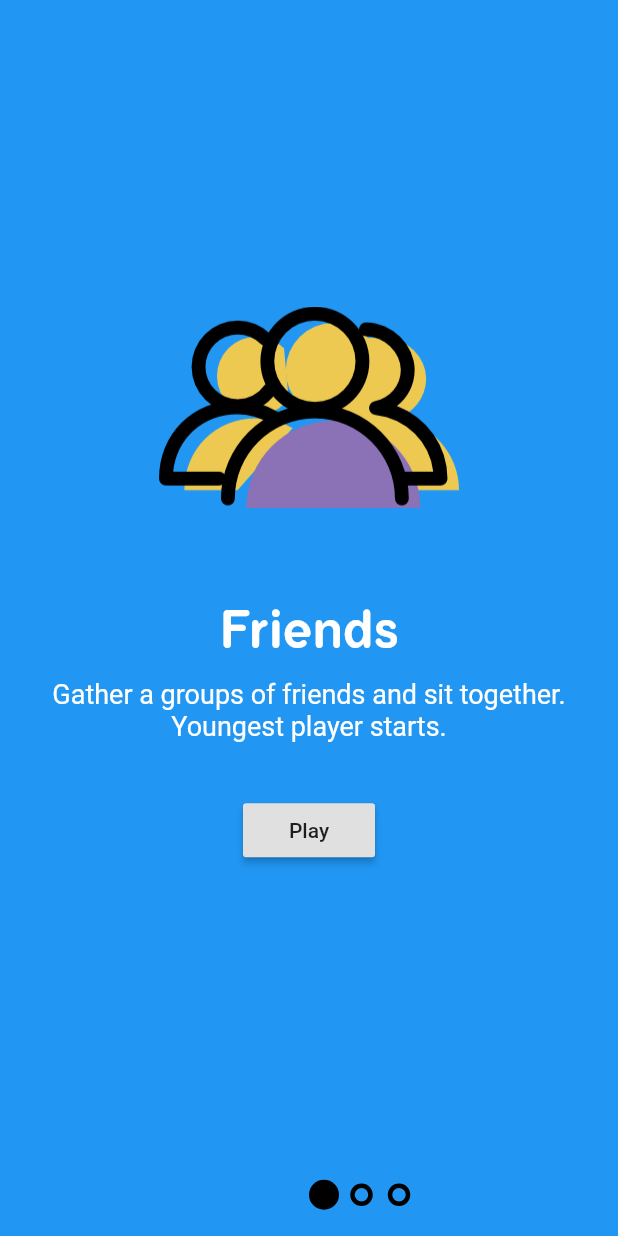
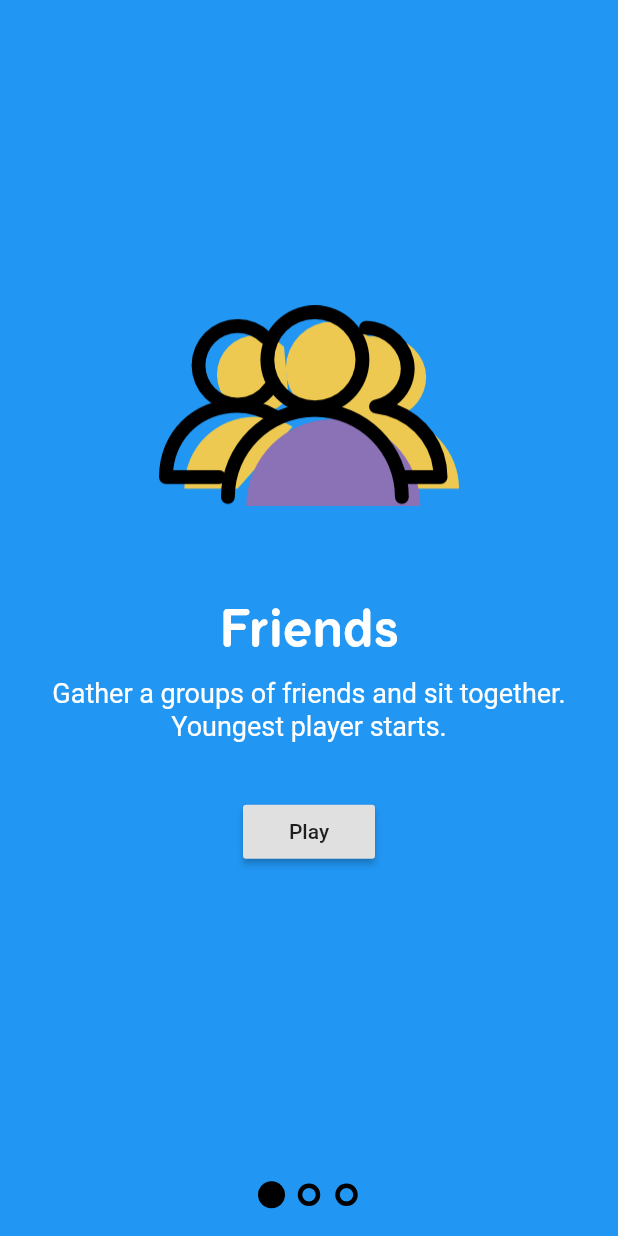
Before and after one commit to vintage/party_flutter, a Flutter app: the screen it shows after launch, on a phone screen of 412 x 824 dp. Run offline on Flutter 3.47's test engine with Material 2 defaults, Android fonts, the phone set to English and light mode, and no system bars; our stand-ins replace shared_preferences.

Commit message:
Center the tutorial indicator, increase line height

```diff
--- a/lib/components/reveal/pager_indicator.dart
+++ b/lib/components/reveal/pager_indicator.dart
@@ -55,8 +55,7 @@ class PagerIndicator extends StatelessWidget {
     return new Column(
       children: [
         new Expanded(child: new Container()),
-        new Transform(
-          transform: new Matrix4.translationValues(translation, 0.0, 0.0),
+        new Center(
           child: new Row(
             mainAxisAlignment: MainAxisAlignment.center,
             children: bubbles,
@@ -103,8 +102,8 @@ class PageBubble extends StatelessWidget {
       height: 55.0,
       child: new Center(
         child: new Container(
-          width: lerpDouble(15.0, 20.0, viewModel.activePercent),
-          height: lerpDouble(15.0, 20.0, viewModel.activePercent),
+          width: lerpDouble(15.0, 18.0, viewModel.activePercent),
+          height: lerpDouble(15.0, 18.0, viewModel.activePercent),
           decoration: new BoxDecoration(
             shape: BoxShape.circle,
             color: viewModel.isHollow
--- a/lib/components/reveal/pages.dart
+++ b/lib/components/reveal/pages.dart
@@ -70,6 +70,7 @@ class Page extends StatelessWidget {
                   textAlign: TextAlign.center,
                   style: TextStyle(
                     color: Colors.white,
+                    height: 1.2,
                     fontSize: 18.0,
                   ),
                 ),
--- a/lib/screens/category_detail.dart
+++ b/lib/screens/category_detail.dart
@@ -47,7 +47,7 @@ class CategoryDetailScreenStage extends State<CategoryDetailScreen> {
     return Scaffold(
       body: Container(
         decoration: BoxDecoration(
-          color: Theme.of(context).backgroundColor,
+          color: Theme.of(context).primaryColor,
         ),
         child: Column(
           crossAxisAlignment: CrossAxisAlignment.stretch,
```
Also changed, not shown: screens/screen1.png.
